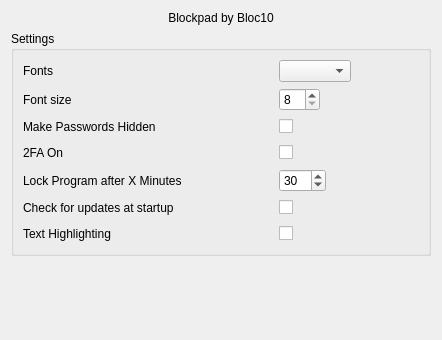
Above: settingswgt.ui from Bloc10FinTech/blockpad before the change; both pictures show x 0 to 442 and y 0 to 340 of the 442 by 588 pixel window. Below: the same form after it.
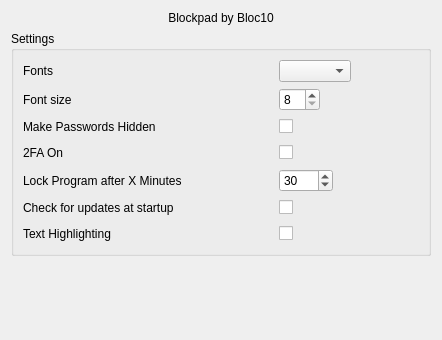
That is the form after the change.

Commit message: improve gui (register size)

What changed in the file:
```diff
--- a/settingswgt.ui
+++ b/settingswgt.ui
@@ -13,6 +13,9 @@
   <property name="windowTitle">
    <string>BlockPad</string>
   </property>
+  <property name="styleSheet">
+   <string notr="true"/>
+  </property>
   <layout class="QVBoxLayout" name="verticalLayout_3">
    <item>
     <widget class="QLabel" name="labelSettingsTitle">
@@ -279,7 +282,7 @@
            <number>5</number>
           </property>
           <property name="maximum">
-           <number>360</number>
+           <number>9999</number>
           </property>
           <property name="singleStep">
            <number>5</number>
```
Left out of the diff: 48 changed lines with no effect on the pictures. The commit also changes 1 other file.
